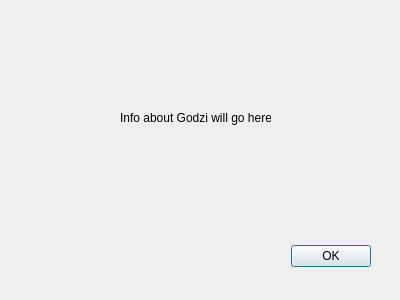
Qt form src/Applications/DesktopViewer/ui/AboutDialog.ui (KrisLee/godzi-desktop) before a commit.
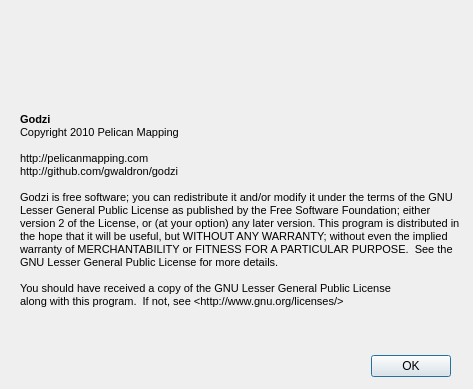
The same form after that commit. Icons and pictures are not drawn.

Diff of the .ui file:
```diff
--- a/src/Applications/DesktopViewer/ui/AboutDialog.ui
+++ b/src/Applications/DesktopViewer/ui/AboutDialog.ui
@@ -6,8 +6,8 @@
    <rect>
     <x>0</x>
     <y>0</y>
-    <width>400</width>
-    <height>300</height>
+    <width>473</width>
+    <height>389</height>
    </rect>
   </property>
   <property name="windowTitle">
@@ -20,8 +20,8 @@
   <widget class="QDialogButtonBox" name="buttonBox">
    <property name="geometry">
     <rect>
-     <x>30</x>
-     <y>240</y>
+     <x>110</x>
+     <y>350</y>
      <width>341</width>
      <height>32</height>
     </rect>
@@ -36,14 +36,49 @@
   <widget class="QLabel" name="label">
    <property name="geometry">
     <rect>
-     <x>120</x>
+     <x>20</x>
      <y>110</y>
-     <width>151</width>
-     <height>16</height>
+     <width>441</width>
+     <height>201</height>
     </rect>
    </property>
    <property name="text">
-    <string>Info about Godzi will go here!</string>
+    <string>&lt;!DOCTYPE HTML PUBLIC &quot;-//W3C//DTD HTML 4.0//EN&quot; &quot;http://www.w3.org/TR/REC-html40/strict.dtd&quot;&gt;
+&lt;html&gt;&lt;head&gt;&lt;meta name=&quot;qrichtext&quot; content=&quot;1&quot; /&gt;&lt;style type=&quot;text/css&quot;&gt;
+p, li { white-space: pre-wrap; }
+&lt;/style&gt;&lt;/head&gt;&lt;body style=&quot; font-family:'MS Shell Dlg 2'; font-size:8.25pt; font-weight:400; font-style:normal;&quot;&gt;
+&lt;p style=&quot; margin-top:0px; margin-bottom:0px; margin-left:0px; margin-right:0px; -qt-block-indent:0; text-indent:0px;&quot;&gt;&lt;span style=&quot; font-weight:600;&quot;&gt;Godzi&lt;/span&gt;&lt;/p&gt;
+&lt;p style=&quot; margin-top:0px; margin-bottom:0px; margin-left:0px; margin-right:0px; -qt-block-indent:0; text-indent:0px;&quot;&gt;Copyright 2010 Pelican Mapping&lt;/p&gt;
+&lt;p style=&quot;-qt-paragraph-type:empty; margin-top:0px; margin-bottom:0px; margin-left:0px; margin-right:0px; -qt-block-indent:0; text-indent:0px;&quot;&gt;&lt;/p&gt;
+&lt;p style=&quot; margin-top:0px; margin-bottom:0px; margin-left:0px; margin-right:0px; -qt-block-indent:0; text-indent:0px;&quot;&gt;http://pelicanmapping.com&lt;/p&gt;
+&lt;p style=&quot; margin-top:0px; margin-bottom:0px; margin-left:0px; margin-right:0px; -qt-block-indent:0; text-indent:0px;&quot;&gt;http://github.com/gwaldron/godzi&lt;/p&gt;
+&lt;p style=&quot;-qt-paragraph-type:empty; margin-top:0px; margin-bottom:0px; margin-left:0px; margin-right:0px; -qt-block-indent:0; text-indent:0px;&quot;&gt;&lt;/p&gt;
+&lt;p style=&quot; margin-top:0px; margin-bottom:0px; margin-left:0px; margin-right:0px; -qt-block-indent:0; text-indent:0px;&quot;&gt;Godzi is free software; you can redistribute it and/or modify it under the terms of the GNU Lesser General Public License as published by the Free Software Foundation; either version 2 of the License, or (at your option) any later version. This program is distributed in the hope that it will be useful, but WITHOUT ANY WARRANTY; without even the implied warranty of MERCHANTABILITY or FITNESS FOR A PARTICULAR PURPOSE.  See the GNU Lesser General Public License for more details.&lt;/p&gt;
+&lt;p style=&quot;-qt-paragraph-type:empty; margin-top:0px; margin-bottom:0px; margin-left:0px; margin-right:0px; -qt-block-indent:0; text-indent:0px;&quot;&gt;&lt;/p&gt;
+&lt;p style=&quot; margin-top:0px; margin-bottom:0px; margin-left:0px; margin-right:0px; -qt-block-indent:0; text-indent:0px;&quot;&gt;You should have received a copy of the GNU Lesser General Public License&lt;/p&gt;
+&lt;p style=&quot; margin-top:0px; margin-bottom:0px; margin-left:0px; margin-right:0px; -qt-block-indent:0; text-indent:0px;&quot;&gt;along with this program.  If not, see &amp;lt;http://www.gnu.org/licenses/&amp;gt;&lt;/p&gt;&lt;/body&gt;&lt;/html&gt;</string>
+   </property>
+   <property name="textFormat">
+    <enum>Qt::AutoText</enum>
+   </property>
+   <property name="wordWrap">
+    <bool>true</bool>
+   </property>
+  </widget>
+  <widget class="QLabel" name="logoLabel">
+   <property name="geometry">
+    <rect>
+     <x>10</x>
+     <y>20</y>
+     <width>211</width>
+     <height>71</height>
+    </rect>
+   </property>
+   <property name="text">
+    <string/>
+   </property>
+   <property name="pixmap">
+    <pixmap resource="../AppImages.qrc">:/resources/images/pmlogo.png</pixmap>
    </property>
   </widget>
  </widget>
```
